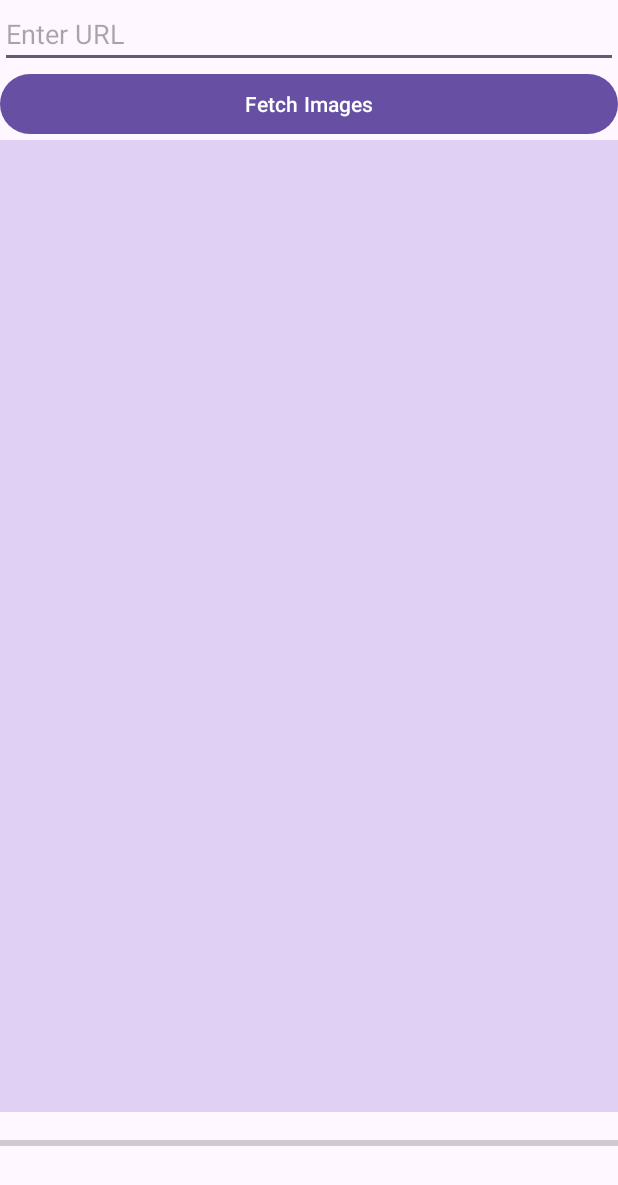
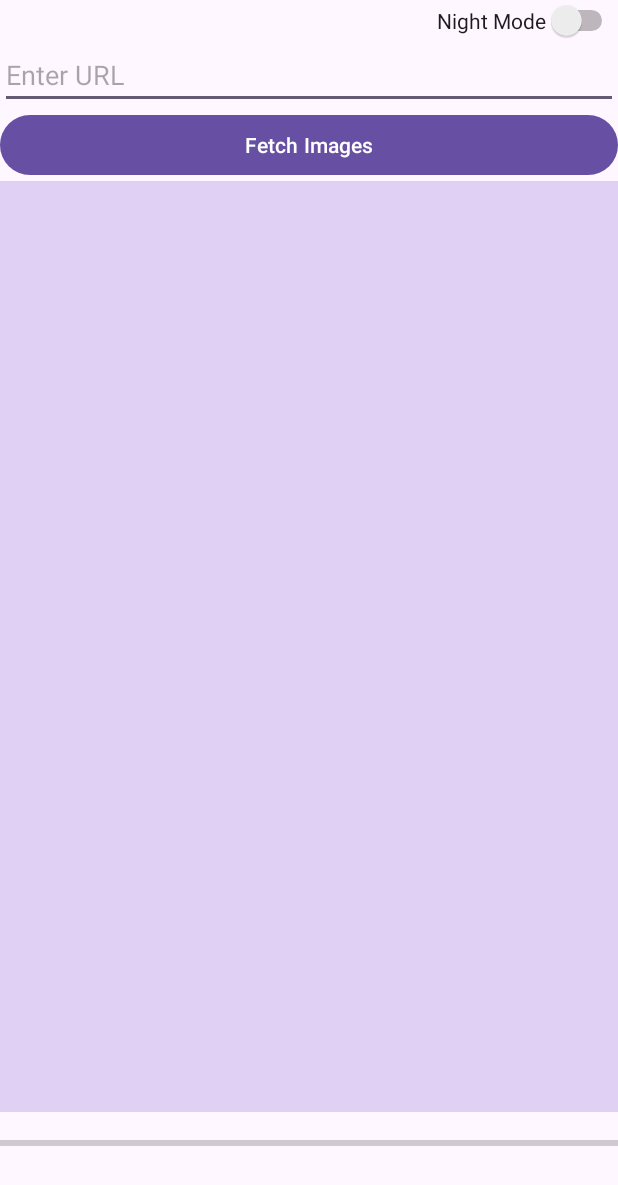
Before and after one commit to AshOHauk/Android-Memory-Card-Matching-Game, an Android app: the screen it shows after launch (MainActivity), on a phone screen of 412 x 824 dp. Shown: the top 1185 px of the screen. Run offline under Robolectric (Android 15) with nearby library versions, the phone set to English and light mode, and no system bars; pictures from the network do not load.

Commit message:
adding switch button for dark and light button

```diff
--- a/app/src/main/res/layout/activity_main.xml
+++ b/app/src/main/res/layout/activity_main.xml
@@ -7,13 +7,21 @@
     android:layout_height="match_parent"
     tools:context=".MainActivity">
 
+    <Switch
+        android:id="@+id/switchButton"
+        android:layout_width="wrap_content"
+        android:layout_height="wrap_content"
+        android:text="Night Mode"
+        app:layout_constraintTop_toTopOf="parent"
+        app:layout_constraintEnd_toEndOf="parent" />
+
     <EditText
         android:id="@+id/urlEditText"
         android:layout_width="match_parent"
         android:layout_height="wrap_content"
         android:inputType="textUri"
         android:hint="Enter URL"
-        app:layout_constraintTop_toTopOf="parent"
+        app:layout_constraintTop_toBottomOf="@+id/switchButton"
         app:layout_constraintStart_toStartOf="parent"
         app:layout_constraintEnd_toEndOf="parent"
         />
--- a/app/src/main/res/values/themes.xml
+++ b/app/src/main/res/values/themes.xml
@@ -6,4 +6,10 @@
     </style>
 
     <style name="Theme.DraftCA" parent="Base.Theme.DraftCA" />
+    <style name="AppTheme" parent="Theme.AppCompat.Light">
+        <!-- Customize light mode attributes -->
+        <item name="colorPrimary">@color/colorPrimaryLight</item>
+        <item name="colorAccent">@color/colorAccentLight</item>
+        <!-- Add more customized attributes for light mode -->
+    </style>
 </resources>
```
Also changed, not shown: app/src/main/res/values-night/themes.xml (+7 -0 lines), app/src/main/res/values/colors.xml (+11 -0 lines).
